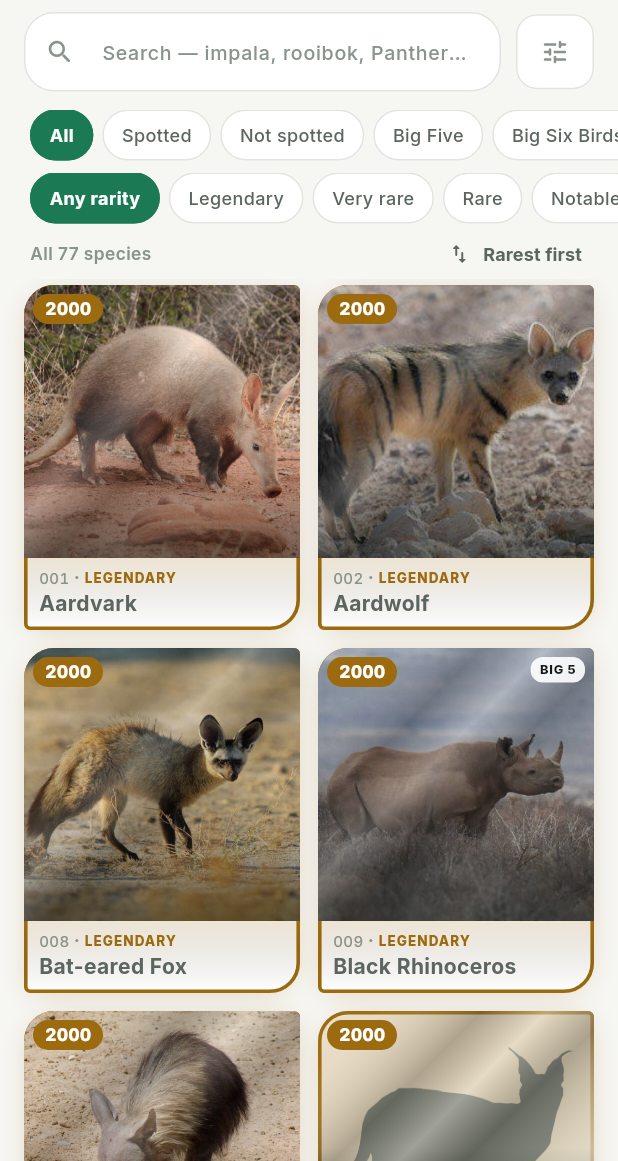
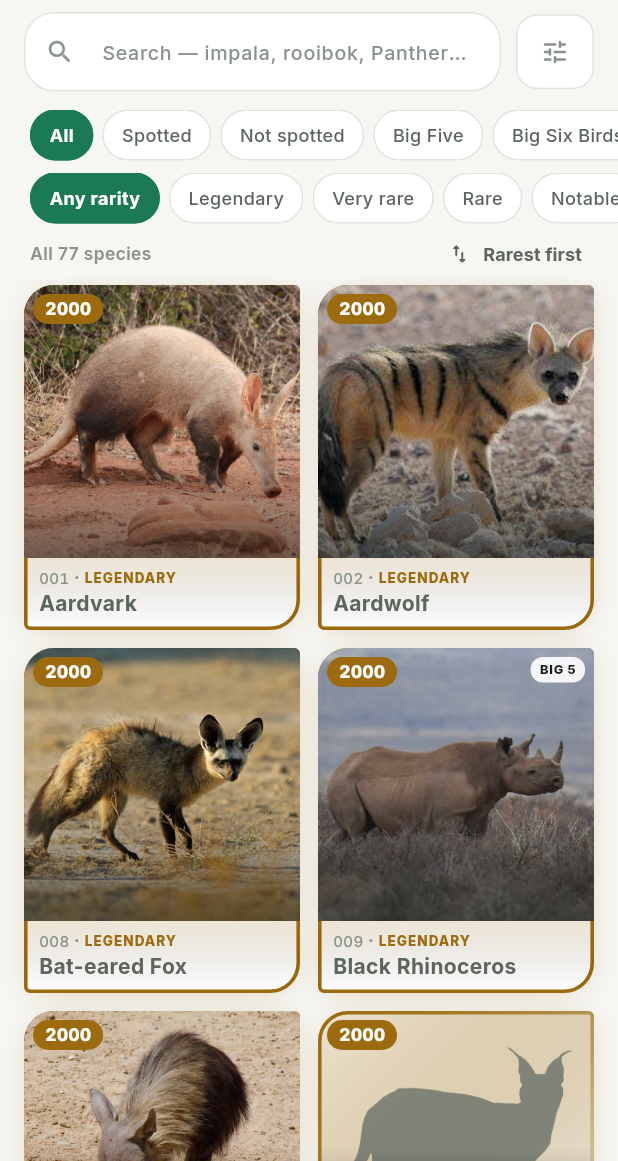
Before and after one commit to iTzlexit/wildscore, a Flutter app: the CodexScreen screen opened directly, on a phone screen of 412 x 824 dp, the part 75-1236 px from its top. Run offline on Flutter 3.47's test engine with Material 3 defaults, Android fonts, the phone set to English and light mode, and no system bars; our stand-ins replace geolocator, shared_preferences; accounts and stored records are empty.

Commit message:
Give the animal the whole header, and drop the foil gloss
Two things, both the same argument.

The species card put the animal in a circular medallion with concentric halos.
It looked like a specimen plate and it cropped the animal to a disc - the black
rhino lost its horn to the curve - while most of the header was coloured space
around a small picture. It is now full bleed: the photograph runs edge to edge
for half the screen, the name sits over the foot of it ranged left, and the
tier colour is carried by the scrim it lands on rather than by a ring.

The rare tiles had a static diagonal foil sheen. The oldest trading-card trick
there is, and wrong here for the same reason: somebody is holding the phone up
against a real animal standing in the road, and anything laid over the
photograph makes that harder. Rarity is already said by the border, the badge
and the tier colour. RarityStyle.foil and foilTint are gone with it.

SpeciesImage gains onDark, because the silhouette fallback is a pale plate and
a pale rectangle punched into a dark header is worse than the circle was. On
dark it drops its background and goes light-on-nothing, weighted upwards to
clear the title.

Also corrected the protection notice, which promised the location would not
appear "on the leaderboard" - there is no leaderboard, and the truthful and
stronger claim is that the phone never looks the location up at all.

216 tests, including a header test that pins the photograph to the full screen
width so the next redesign has to argue with something.

Co-Authored-By: Claude Opus 5 <noreply@anthropic.com>

```diff
--- a/app/lib/features/codex/widgets/species_grid_card.dart
+++ b/app/lib/features/codex/widgets/species_grid_card.dart
@@ -147,37 +147,13 @@ class _SpeciesGridCardState extends State<SpeciesGridCard> {
                             ),
                           ),
                         ),
-                        // Foil sheen on the exalted tiers only. A diagonal
-                        // gloss is the oldest trading-card trick there is, and
-                        // it makes a Legendary tile read as a *thing* rather
-                        // than a database row. Static, not animated — eighteen
-                        // shimmering cards in a scrolling grid would be both
-                        // distracting and expensive.
-                        if (style.foil)
-                          IgnorePointer(
-                            child: DecoratedBox(
-                              decoration: BoxDecoration(
-                                gradient: LinearGradient(
-                                  begin: Alignment.topLeft,
-                                  end: Alignment.bottomRight,
-                                  colors: <Color>[
-                                    const Color(0x00FFFFFF),
-                                    style.foilTint,
-                                    const Color(0x40FFFFFF),
-                                    style.foilTint,
-                                    const Color(0x00FFFFFF),
-                                  ],
-                                  stops: const <double>[
-                                    0.1,
-                                    0.3,
-                                    0.42,
-                                    0.54,
-                                    0.8,
-                                  ],
-                                ),
-                              ),
-                            ),
-                          ),
+                        // No foil sheen. There used to be a diagonal gloss over
+                        // the rare tiers — the oldest trading-card trick there
+                        // is, and wrong here. This is a field guide first: the
+                        // photograph gets matched against a real animal in the
+                        // road, and anything laid over it makes that harder.
+                        // Rarity is already said by the border, the badge and
+                        // the tier colour. It does not need a shine as well.
                         Positioned(
                           top: 6,
                           left: 6,
--- a/app/lib/shared/theme.dart
+++ b/app/lib/shared/theme.dart
@@ -151,7 +151,6 @@ class RarityStyle {
     required this.borderWidth,
     required this.glow,
     required this.notched,
-    required this.foil,
   });
 
   /// Text, badges, the header field. Tuned for contrast on near-white.
@@ -166,21 +165,10 @@ class RarityStyle {
   final Color? glow;
 
   final bool notched;
-  final bool foil;
 
   bool get isExalted => glow != null;
 
   Color get border => accent;
-
-  /// Tint of the foil sweep. Legendary gets a real gold shimmer rather than a
-  /// neutral white gloss — a holographic card is the one thing a collector
-  /// recognises instantly, and it should be unmistakable across a room.
-  Color get foilTint => Color.fromARGB(
-    0x38,
-    accent.r.toInt(),
-    accent.g.toInt(),
-    accent.b.toInt(),
-  );
 
   /// Detail-screen colour field. Light enough to read dark text on for the
   /// muted tiers, so the header adapts rather than forcing white everywhere.
@@ -200,7 +188,6 @@ extension RarityTierStyling on RarityTier {
       borderWidth: 1,
       glow: null,
       notched: false,
-      foil: false,
     ),
     RarityTier.frequent => const RarityStyle(
       accent: Color(0xFF2E8B57),
@@ -208,7 +195,6 @@ extension RarityTierStyling on RarityTier {
       borderWidth: 1,
       glow: null,
       notched: false,
-      foil: false,
     ),
     // → Notable
     RarityTier.uncommon => const RarityStyle(
@@ -217,7 +203,6 @@ extension RarityTierStyling on RarityTier {
       borderWidth: 1.3,
       glow: null,
       notched: false,
-      foil: false,
     ),
     // → Rare
     RarityTier.scarce => const RarityStyle(
@@ -226,7 +211,6 @@ extension RarityTierStyling on RarityTier {
       borderWidth: 1.5,
       glow: null,
       notched: true,
-      foil: false,
     ),
     // → Very rare. Takes the old Exceptional crimson: with one fewer tier
     // above it, this is now the last step before the top and needs to look it.
@@ -236,7 +220,6 @@ extension RarityTierStyling on RarityTier {
       borderWidth: 2,
       glow: Color(0x38C0392B),
       notched: true,
-      foil: true,
     ),
     RarityTier.legendary => const RarityStyle(
       accent: Color(0xFF9C6B10),
@@ -244,7 +227,6 @@ extension RarityTierStyling on RarityTier {
       borderWidth: 2.4,
       glow: Color(0x479C6B10),
       notched: true,
-      foil: true,
     ),
   };
 }
--- a/app/lib/shared/widgets/species_image.dart
+++ b/app/lib/shared/widgets/species_image.dart
@@ -26,10 +26,19 @@ class SpeciesImage extends StatelessWidget {
     required this.species,
     this.locked = false,
     this.fit = BoxFit.cover,
+    this.onDark = false,
     super.key,
   });
 
   final Species species;
+
+  /// Sitting on a dark, coloured field rather than on the light surface.
+  ///
+  /// Only affects the fallbacks. A photograph looks the same anywhere, but the
+  /// silhouette plate is a pale gradient with charcoal artwork on it, which is
+  /// a light rectangle punched into a dark header. On dark it drops its own
+  /// background and goes light-on-nothing instead.
+  final bool onDark;
 
   /// Kept for call sites that still describe the collection state. It no longer
   /// changes the photograph.
@@ -48,14 +57,14 @@ class SpeciesImage extends StatelessWidget {
   @override
   Widget build(BuildContext context) {
     if (!species.photoVerified) {
-      return _Silhouette(species: species);
+      return _Silhouette(species: species, onDark: onDark);
     }
 
     return Image.asset(
       species.imageAsset,
       fit: fit,
       errorBuilder: (BuildContext context, Object error, StackTrace? stack) =>
-          _Silhouette(species: species),
+          _Silhouette(species: species, onDark: onDark),
     );
   }
 }
@@ -65,9 +74,10 @@ class SpeciesImage extends StatelessWidget {
 /// rendering fault, and a soft charcoal on the tier's own wash reads as a
 /// deliberate illustration.
 class _Silhouette extends StatelessWidget {
-  const _Silhouette({required this.species});
+  const _Silhouette({required this.species, this.onDark = false});
 
   final Species species;
+  final bool onDark;
 
   @override
   Widget build(BuildContext context) {
@@ -75,21 +85,31 @@ class _Silhouette extends StatelessWidget {
 
     return DecoratedBox(
       decoration: BoxDecoration(
-        gradient: LinearGradient(
-          begin: Alignment.topLeft,
-          end: Alignment.bottomRight,
-          colors: <Color>[style.fill, AppColors.surfaceAlt],
-        ),
+        gradient: onDark
+            ? null
+            : LinearGradient(
+                begin: Alignment.topLeft,
+                end: Alignment.bottomRight,
+                colors: <Color>[style.fill, AppColors.surfaceAlt],
+              ),
       ),
       child: Padding(
-        padding: const EdgeInsets.all(14),
+        // On dark this is the detail header, where the bottom third carries the
+        // animal's name. Weighting the padding downwards lifts the silhouette
+        // into the space that is actually visible rather than centring it
+        // behind the title.
+        padding: onDark
+            ? const EdgeInsets.fromLTRB(44, 24, 44, 92)
+            : const EdgeInsets.all(14),
         child: Image.asset(
           species.silhouetteAsset,
           fit: BoxFit.contain,
-          color: AppColors.textSecondary.withValues(alpha: 0.72),
+          color: onDark
+              ? Colors.white.withValues(alpha: 0.55)
+              : AppColors.textSecondary.withValues(alpha: 0.72),
           errorBuilder:
               (BuildContext context, Object error, StackTrace? stack) =>
-                  _MonogramPlate(species: species),
+                  _MonogramPlate(species: species, onDark: onDark),
         ),
       ),
     );
@@ -97,9 +117,10 @@ class _Silhouette extends StatelessWidget {
 }
 
 class _MonogramPlate extends StatelessWidget {
-  const _MonogramPlate({required this.species});
+  const _MonogramPlate({required this.species, this.onDark = false});
 
   final Species species;
+  final bool onDark;
 
   @override
   Widget build(BuildContext context) {
@@ -113,7 +134,9 @@ class _MonogramPlate extends StatelessWidget {
           child: Text(
             _monogram(species.commonName),
             style: TextStyle(
-              color: style.accent,
+              color: onDark
+                  ? Colors.white.withValues(alpha: 0.7)
+                  : style.accent,
               fontSize: 30,
               fontWeight: FontWeight.w900,
               letterSpacing: -1,
```
Also changed, not shown: app/lib/features/codex/species_detail_screen.dart (+104 -179 lines), 4 other files.
